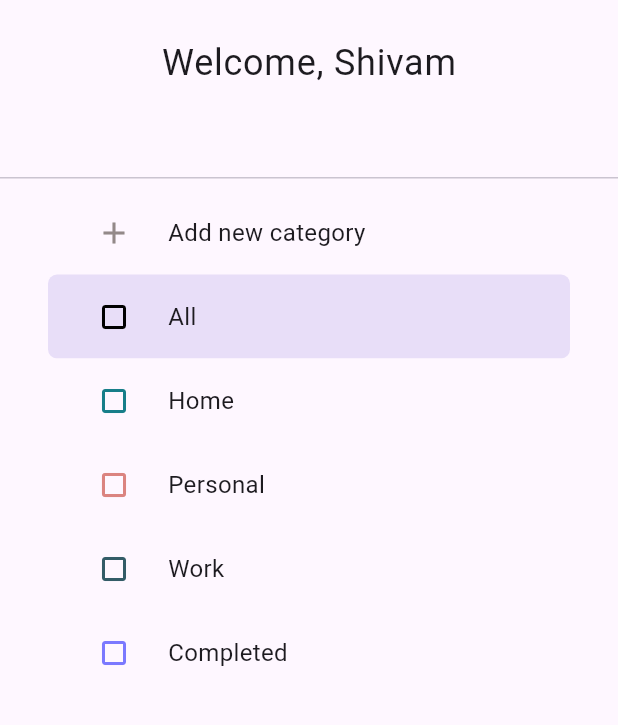
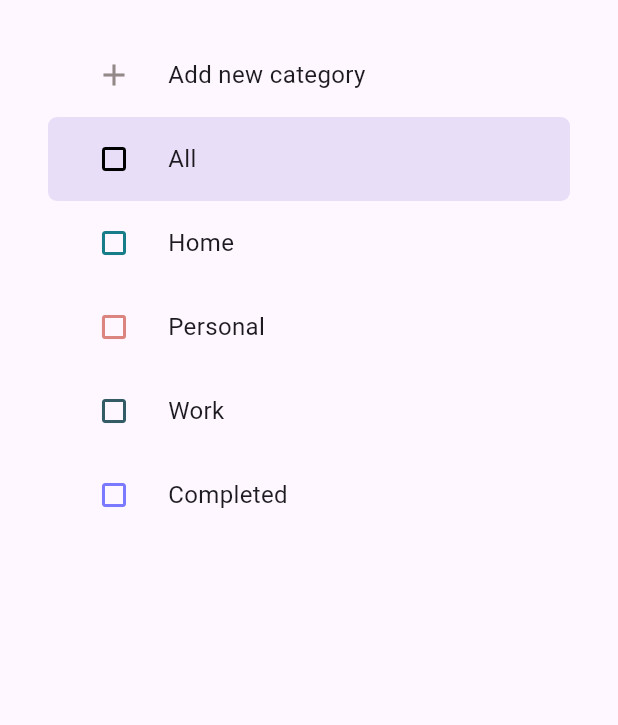
Before and after one commit to msaver/karyam-app, a Flutter app: the screen it shows after launch, with the side drawer open, on a phone screen of 412 x 824 dp, the part 63-788 px from its top. Run offline on Flutter 3.47's test engine with Material 2 defaults, Android fonts, the phone set to English and light mode, and no system bars; our stand-ins replace flutter_colorpicker, go_router, realm; generated files the repository leaves out were written again.

Commit message:
set chip color based on dark and light theme

```diff
--- a/lib/routes/routes.dart
+++ b/lib/routes/routes.dart
@@ -10,5 +10,5 @@ class RouteScreen {
         return const HomeScreen();
       },
     )
-  ]);
+  ], );
 }
--- a/lib/screen/home/home_screen.dart
+++ b/lib/screen/home/home_screen.dart
@@ -321,8 +321,7 @@ class _HomeScreenState extends State<HomeScreen> {
                                                         model.tasks[index]
                                                             .tobeDoneDate!),
                                                     Theme.of(context)
-                                                        .colorScheme
-                                                        .secondary
+                                                        .primaryColor
                                                         .value),
                                                 const SizedBox(
                                                   width: 16,
@@ -418,12 +417,15 @@ class _HomeScreenState extends State<HomeScreen> {
         child: Column(
           crossAxisAlignment: CrossAxisAlignment.center,
           children: [
-            const DrawerHeader(
-              child: Center(
-                  child: Text(
-                "Welcome, Shivam",
-                style: TextStyle(fontSize: 24),
-              )),
+            // const DrawerHeader(
+            //   child: Center(
+            //       child: Text(
+            //     "Welcome",
+            //     style: TextStyle(fontSize: 24),
+            //   )),
+            // ),
+            const SizedBox(
+              height: 64,
             ),
             Consumer<HomeViewModel>(
               builder: (BuildContext context, model, Widget? child) {
```
